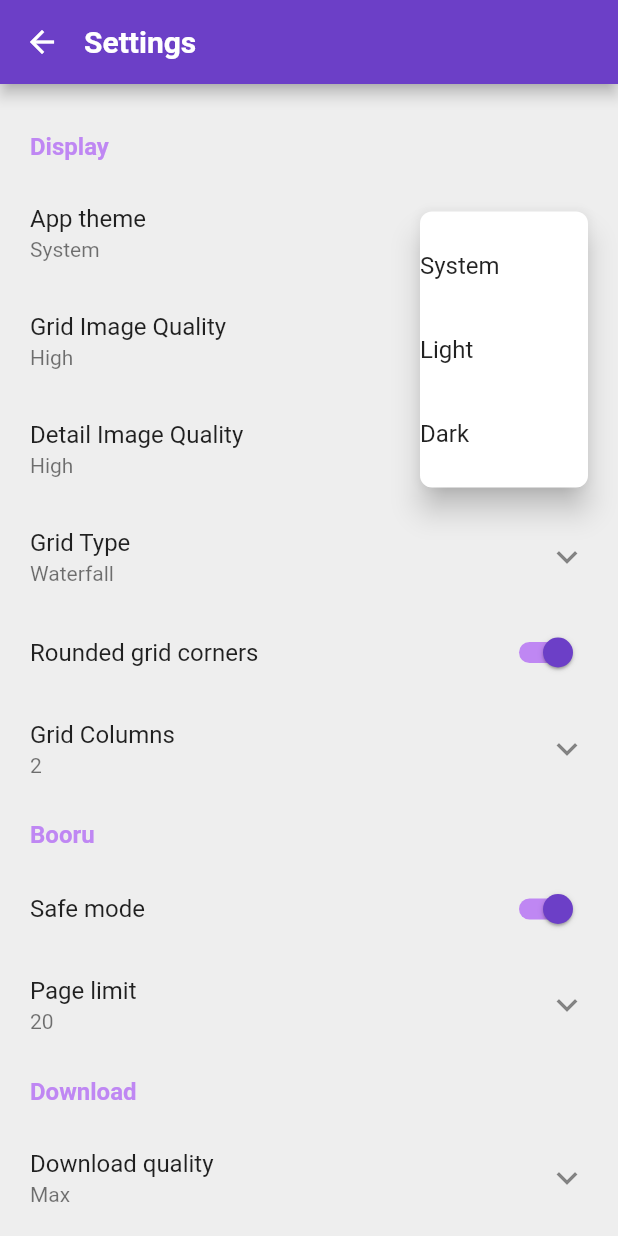
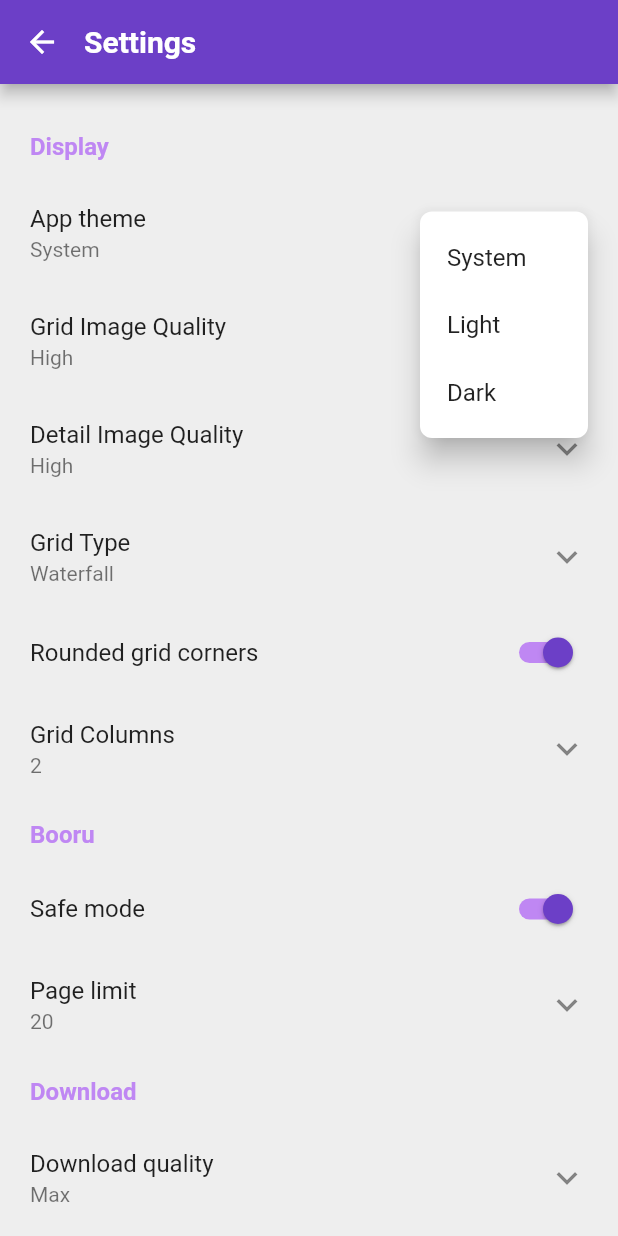
Before and after one commit to Yusuf007R/booru_pocket_flutter, a Flutter app: the SettingsScreen screen opened by its route, after a tap on "App theme", on a phone screen of 412 x 824 dp. Run offline on Flutter 3.47's test engine with Material 2 defaults, Android fonts, the phone set to English and light mode, and no system bars; our stand-ins replace auto_route, awesome_notifications, bloc, chewie, dio, extended_image and 13 more; missing offline and left inert: interactiveviewer_gallery; accounts and stored records are empty; network calls fail.

```diff
--- a/lib/screens/settings_screen.dart
+++ b/lib/screens/settings_screen.dart
@@ -2,6 +2,7 @@ import 'package:auto_route/auto_route.dart';
 import 'package:booru_pocket_flutter/blocs/settings_cubit/settings_cubit.dart';
 import 'package:booru_pocket_flutter/theme/theme_constants.dart';
 import 'package:booru_pocket_flutter/utils/enum_value_getter.dart';
+import 'package:booru_pocket_flutter/widgets/pop_up_item.dart';
 import 'package:flutter/material.dart';
 import 'package:flutter_bloc/flutter_bloc.dart';
 import 'package:booru_pocket_flutter/utils/string_extentions.dart';
@@ -24,7 +25,8 @@ class SettingsScreen extends StatelessWidget {
                     },
                 icon: const Icon(Icons.arrow_back)),
           ),
-          body: ListView(
+          body: SafeArea(
+            child: ListView(
               padding: const EdgeInsets.symmetric(horizontal: 20, vertical: 20),
               children: [
                 const SettingsSectionDivider(text: 'Display'),
@@ -39,7 +41,8 @@ class SettingsScreen extends StatelessWidget {
                   title: 'Grid Image Quality',
                   subtitle: state.gridImageQuality.name.capitalize(),
                   items: ImageQuality.values.map((e) => e.name.capitalize()),
-                onSelected: (String value) => settingsCubit.setGridImageQuality(
+                  onSelected: (String value) =>
+                      settingsCubit.setGridImageQuality(
                           enumValueGetter(ImageQuality.values, value)),
                 ),
                 ListTileDropDownMenu(
@@ -66,11 +69,12 @@ class SettingsScreen extends StatelessWidget {
                     settingsCubit.toggleGridRoundedCorners();
                   },
                 ),
-              ListTileDropDownMenu<int>(
+                ListTileDropDownMenu(
                   title: 'Grid Columns',
                   subtitle: state.gridColumns.toString(),
                   items: const [1, 2, 3, 4, 5],
-                onSelected: (int value) => settingsCubit.setGridColumns(value),
+                  onSelected: (int value) =>
+                      settingsCubit.setGridColumns(value),
                 ),
                 const SettingsSectionDivider(text: 'Booru'),
                 SwitchListTile(
@@ -82,7 +86,7 @@ class SettingsScreen extends StatelessWidget {
                     settingsCubit.toggleSafeMode();
                   },
                 ),
-              ListTileDropDownMenu<int>(
+                ListTileDropDownMenu(
                   title: 'Page limit',
                   subtitle: state.pageLimit.toString(),
                   items: const [20, 50, 80, 100, 150, 200],
@@ -93,7 +97,8 @@ class SettingsScreen extends StatelessWidget {
                   title: 'Download quality',
                   subtitle: state.downloadQuality.name.capitalize(),
                   items: ImageQuality.values.map((e) => e.name.capitalize()),
-                onSelected: (String value) => settingsCubit.setDownloadQuality(
+                  onSelected: (String value) =>
+                      settingsCubit.setDownloadQuality(
                           enumValueGetter(ImageQuality.values, value)),
                 ),
                 ListTile(
@@ -103,6 +108,7 @@ class SettingsScreen extends StatelessWidget {
                   onTap: () => settingsCubit.openDefaultPathSelector(),
                 )
               ],
+            ),
           ),
         );
       },
@@ -169,15 +175,9 @@ class ListTileDropDownMenu<T> extends StatelessWidget {
         ),
         itemBuilder: (context) => items
             .map(
-              (e) => PopupMenuItem(
+              (e) => popUpItem(
                 value: e,
-                padding: const EdgeInsets.all(0),
-                child: ListTile(
-                  minVerticalPadding: 0,
-                  title: Text(
-                    e.runtimeType == String ? e as String : e.toString(),
-                  ),
-                ),
+                text: e.runtimeType == String ? e as String : e.toString(),
               ),
             )
             .toList(),
--- /dev/null
+++ b/lib/widgets/pop_up_item.dart
@@ -0,0 +1,22 @@
+import 'package:flutter/material.dart';
+
+PopupMenuItem<T> popUpItem<T>({
+  IconData? icon,
+  String? text,
+  T? value,
+  Function()? onTap,
+  EdgeInsets? padding,
+  double? iconSeparation,
+}) {
+  return PopupMenuItem<T>(
+    onTap: onTap,
+    height: 45,
+    value: value ?? text?.toLowerCase() as T,
+    padding: padding ?? const EdgeInsets.symmetric(horizontal: 10),
+    child: Row(children: [
+      if (icon != null) Icon(icon),
+      SizedBox(width: iconSeparation ?? 8),
+      Text(text ?? ''),
+    ]),
+  );
+}
```
Also changed, not shown: lib/screens/post_detail_screen.dart (+13 -1 lines), lib/widgets/popular_screen_nav_bar.dart (+17 -25 lines), lib/widgets/post_detail_menu.dart (+1 -17 lines). Lines whose indentation alone changed are shown as unchanged.
